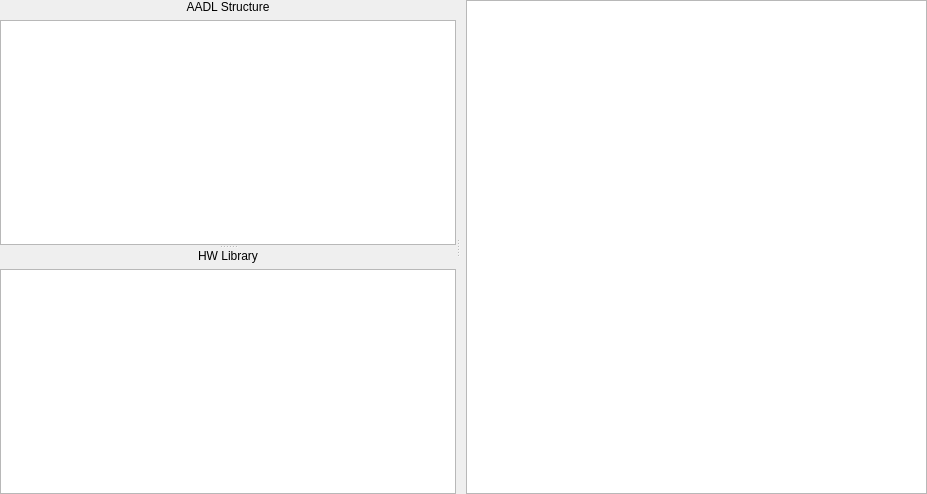
First picture: the form in src/libs/libdveditor/dvappwidget.ui, repository esa/spacecreator, before the edit.
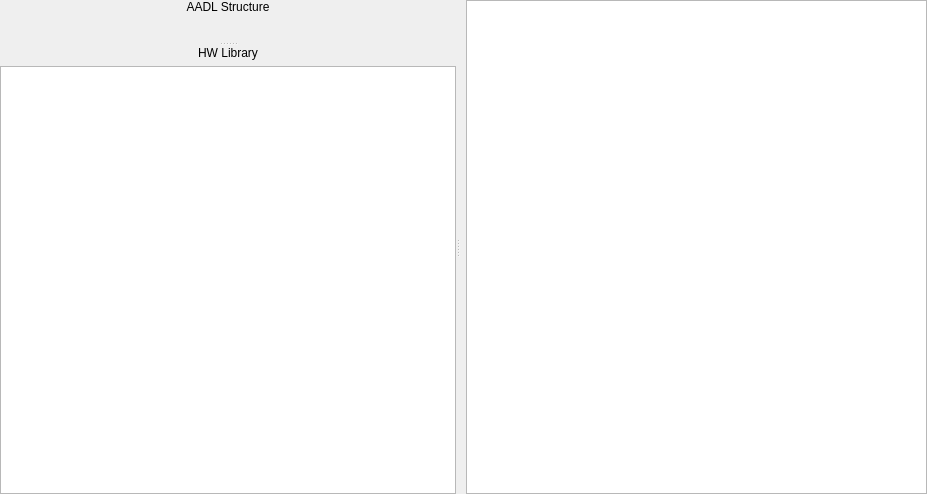
Second picture: the form after the edit. Custom widgets are drawn as their Qt base class.

Commit message: Move DV tree classes to a separate directory

Patch:
```diff
--- a/src/libs/libdveditor/dvappwidget.ui
+++ b/src/libs/libdveditor/dvappwidget.ui
@@ -49,6 +49,16 @@
         <property name="bottomMargin">
          <number>0</number>
         </property>
+        <item row="1" column="0">
+         <widget class="dve::DVTreeWidget" name="dvTreeWidget" native="true">
+          <property name="sizePolicy">
+           <sizepolicy hsizetype="Expanding" vsizetype="Expanding">
+            <horstretch>0</horstretch>
+            <verstretch>0</verstretch>
+           </sizepolicy>
+          </property>
+         </widget>
+        </item>
         <item row="0" column="0">
          <widget class="QLabel" name="label">
           <property name="text">
@@ -59,19 +69,6 @@
           </property>
          </widget>
         </item>
-        <item row="1" column="0">
-         <widget class="QTreeView" name="treeView">
-          <attribute name="headerDefaultSectionSize">
-           <number>120</number>
-          </attribute>
-          <attribute name="headerShowSortIndicator" stdset="0">
-           <bool>false</bool>
-          </attribute>
-          <attribute name="headerStretchLastSection">
-           <bool>false</bool>
-          </attribute>
-         </widget>
-        </item>
        </layout>
       </widget>
       <widget class="QWidget" name="widget_2" native="true">
@@ -142,6 +139,12 @@
    <header>actionsbar.h</header>
    <container>1</container>
   </customwidget>
+  <customwidget>
+   <class>dve::DVTreeWidget</class>
+   <extends>QWidget</extends>
+   <header>dvtree/dvtreewidget.h</header>
+   <container>1</container>
+  </customwidget>
  </customwidgets>
  <resources/>
  <connections/>
```
The commit also changes 12 other files.
